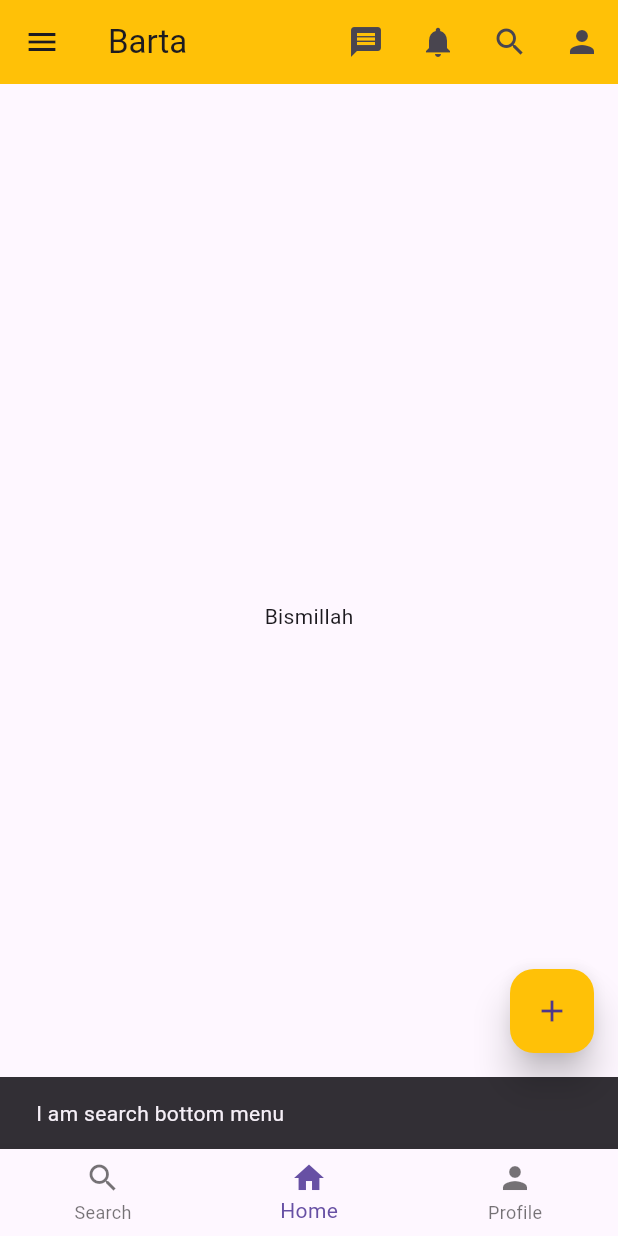
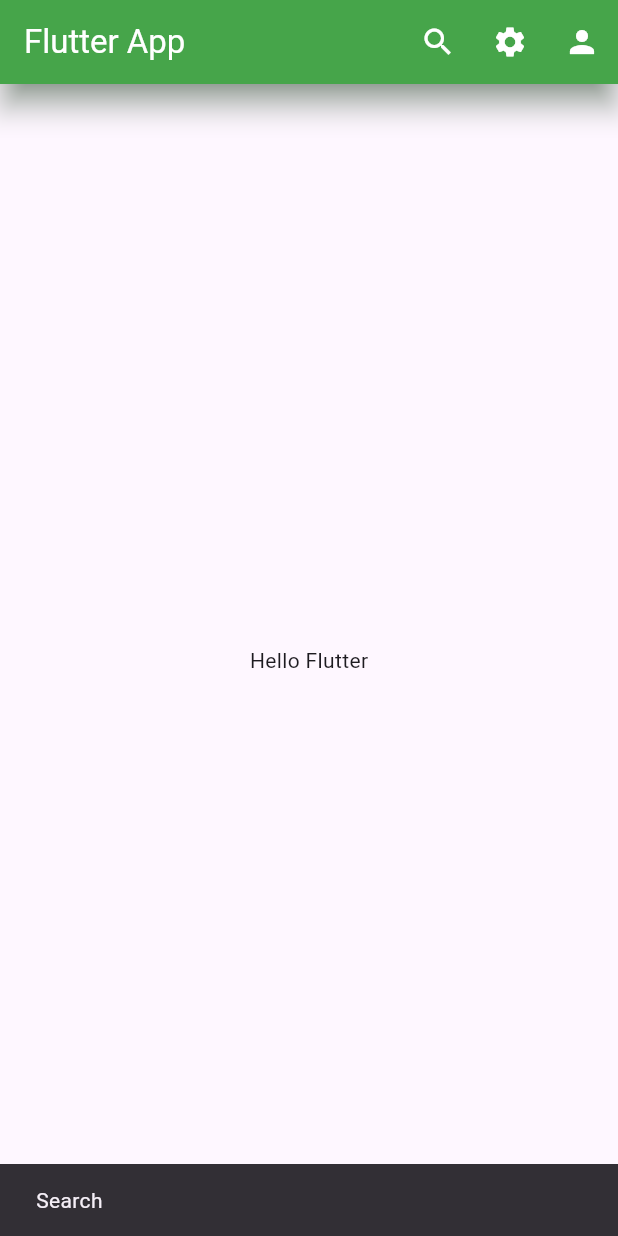
Before and after one commit to MdAnowarHosen/learn-flutter, a Flutter app: the screen it shows after launch, after a tap on the "search" icon, on a phone screen of 412 x 824 dp. Run offline on Flutter 3.47's test engine with Material 3 defaults, Android fonts, the light colour scheme and no system bars.

Commit message:
navbar design

```diff
--- a/lib/main.dart
+++ b/lib/main.dart
@@ -12,6 +12,7 @@ class MyApp extends StatelessWidget {
     return MaterialApp(
       home: HomeActivity(),
       debugShowCheckedModeBanner: false,
+      theme: ThemeData(primaryColor: Colors.green),
       // theme: ThemeData(primarySwatch: Colors.green) ,
       // color: Colors.green,
     );
@@ -29,72 +30,39 @@ class HomeActivity extends StatelessWidget {
   Widget build(BuildContext context) {
     return Scaffold(
       appBar: AppBar(
-        title: const Text('Barta'),
-        backgroundColor: Colors.amber,
+        title: Text("Flutter App"),
+        backgroundColor: Colors.green,
+        foregroundColor: Colors.white,
+        elevation: 8.0,
+        shadowColor: Colors.green[900],
+        surfaceTintColor: Colors.green[900],
         actions: [
           IconButton(
               onPressed: () {
-              MySnackBar('I am message', context);
+                MySnackBar("Search", context);
               },
-            icon: Icon(Icons.message),
+              icon: Icon(Icons.search),
+              tooltip: 'Search',
         ),
           IconButton(
               onPressed: () {
-              MySnackBar('I am notifications', context);
+                MySnackBar("Settings", context);
               },
-            icon: Icon(Icons.notifications),
+              icon: Icon(Icons.settings),
+              tooltip: 'Settings',
           ),
           IconButton(
               onPressed: () {
-              MySnackBar('I am search', context);
-            },
-            icon: Icon(Icons.search),
-          ),
-          IconButton(
-            onPressed: () {
-              MySnackBar('I am user', context);
+                MySnackBar("Profile", context);
               },
               icon: Icon(Icons.person),
+              tooltip: 'Profile',
+          )
+          ],
+
       ),
-        ],
-      ),
-      body: Center(child: Text('Bismillah')),
-      floatingActionButton: FloatingActionButton(
-        onPressed: () {
-          MySnackBar('I am  Floating action button', context);
-        },
-        elevation: 10,
-        child: Icon(Icons.add),
-        backgroundColor: Colors.amber,
-      ),
-      bottomNavigationBar: BottomNavigationBar(
-        currentIndex: 1,
-        onTap: (int index) {
-          if (index == 0) {
-            MySnackBar('I am search bottom menu', context);
-          } else if (index == 1) {
-            MySnackBar('I am home bottom menu', context);
-          } else if (index == 2) {
-            MySnackBar('I am profile bottom menu', context);
-          }
-        },
-        items: [
-          BottomNavigationBarItem(icon: Icon(Icons.search), label: 'Search'),
-          BottomNavigationBarItem(icon: Icon(Icons.home), label: 'Home'),
-          BottomNavigationBarItem(icon: Icon(Icons.person), label: 'Profile'),
-        ],
-      ),
-      drawer: Drawer(
-        child: ListView(
-          children: [
-            DrawerHeader(child: Text('Barta')),
-            ListTile( leading: Icon(Icons.home), title: Text('Home'),),
-            ListTile(leading: Icon(Icons.post_add), title: Text('Blog'),),
-            ListTile(leading: Icon(Icons.contact_emergency), title: Text('Contact'),),
-            ListTile(leading: Icon(Icons.settings), title: Text('Settings'),),
-            ListTile(leading: Icon(Icons.info), title: Text('About'),),
-          ],
-        ),
+      body: Center(
+        child: Text("Hello Flutter"),
       ),
     );
   }
```
Lines whose indentation alone changed are shown as unchanged.
